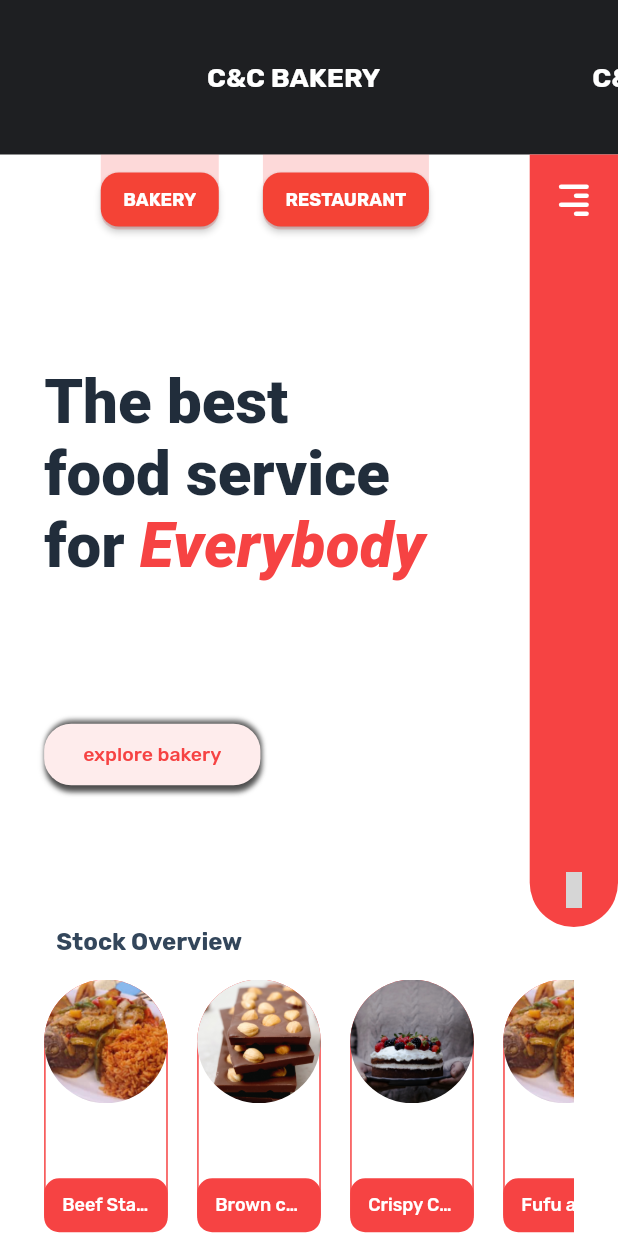
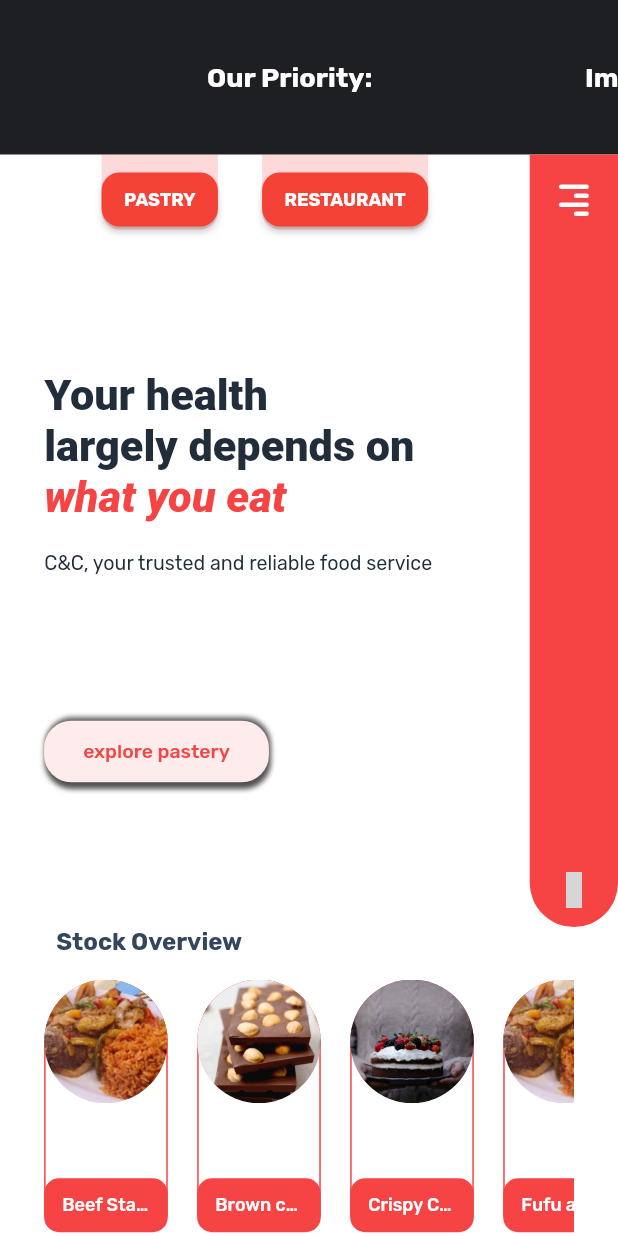
Before and after one commit to kefeh/cbakes, a Flutter app: the screen it shows after launch, on a phone screen of 412 x 824 dp. Run offline on Flutter 3.47's test engine with Material 2 defaults, Android fonts, the phone set to English and light mode, and no system bars; drawn by our look-alikes of marquee; our stand-ins replace auto_route, dartz, flutter_hooks, flutter_riverpod, freezed_annotation, google_fonts and 2 more; grey boxes are pictures that could not be loaded.

```diff
--- a/lib/core/application/notifiers.dart
+++ b/lib/core/application/notifiers.dart
@@ -1,6 +1,5 @@
 import 'package:flutter_riverpod/flutter_riverpod.dart';
 import 'package:freezed_annotation/freezed_annotation.dart';
-
 part 'notifiers.freezed.dart';
 
 @freezed
--- a/lib/core/presentation/widgets/marquee.dart
+++ b/lib/core/presentation/widgets/marquee.dart
@@ -13,7 +13,7 @@ class AppMarquee extends StatelessWidget {
       color: const Color.fromRGBO(30, 31, 34, 1),
       child: Marquee(
         text:
-            "                                    C&C BAKERY                                     C&C RESTAURANT                                    C&C DELIVERIES",
+            "                                    Our Priority:                                     Improved Quality of Service                                  Greater Customer Satisfaction.                                    ",
         style: GoogleFonts.rubik(
           color: Colors.white,
           fontWeight: FontWeight.bold,
--- a/lib/home/presentation/screens/small.dart
+++ b/lib/home/presentation/screens/small.dart
@@ -16,7 +16,7 @@ class SmallHomePage extends ConsumerWidget {
     final size = MediaQuery.of(context).size.width;
     final height = MediaQuery.of(context).size.height;
     final widthFactor = size / 7;
-    final headerSize = size * 0.1;
+    final headerSize = size * 0.07;
 
     final double widthPropotions = size / 10;
     final double heightPropotions = height / 10;
@@ -98,7 +98,7 @@ class HomeSmall extends ConsumerWidget {
                             Row(
                               children: [
                                 DroppingButtonSmall(
-                                  text: "BAKERY",
+                                  text: "PASTRY",
                                   onPressed: () => ref
                                       .read(servedPageProvider.notifier)
                                       .setCheckoutBread(),
@@ -129,14 +129,14 @@ class HomeSmall extends ConsumerWidget {
                                 crossAxisAlignment: CrossAxisAlignment.start,
                                 children: [
                                   Text(
-                                    "The best ",
+                                    "Your health",
                                     style: Theme.of(context)
                                         .textTheme
                                         .headline1!
                                         .copyWith(fontSize: headerSize),
                                   ),
                                   Text(
-                                    "food service",
+                                    "largely depends on",
                                     style: Theme.of(context)
                                         .textTheme
                                         .headline1!
@@ -144,14 +144,14 @@ class HomeSmall extends ConsumerWidget {
                                   ),
                                   RichText(
                                     text: TextSpan(
-                                      text: "for ",
+                                      text: "",
                                       style: Theme.of(context)
                                           .textTheme
                                           .headline1!
                                           .copyWith(fontSize: headerSize),
                                       children: [
                                         TextSpan(
-                                          text: "Everybody",
+                                          text: "what you eat",
                                           style: Theme.of(context)
                                               .textTheme
                                               .headline1!
@@ -165,10 +165,20 @@ class HomeSmall extends ConsumerWidget {
                                       ],
                                     ),
                                   ),
+                                  const SizedBox(
+                                    height: 20,
+                                  ),
+                                  Text(
+                                    "C&C, your trusted and reliable food service",
+                                    style: Theme.of(context)
+                                        .textTheme
+                                        .headline2!
+                                        .copyWith(fontSize: headerSize / 2.2),
+                                  ),
                                 ],
                               ),
                               ButtonMain.activeLight(
-                                text: "explore bakery",
+                                text: "explore pastery",
                                 textSize: 13,
                                 onPressed: () => ref
                                     .read(servedPageProvider.notifier)
--- a/pubspec.yaml
+++ b/pubspec.yaml
@@ -5,7 +5,7 @@ publish_to: 'none' # Remove this line if you wish to publish to pub.dev
 version: 1.0.0+1
 
 environment:
-  sdk: '>=2.12.0 <3.0.0'
+  sdk: '>=2.14.0 <3.0.0'
 
 dependencies:
   auto_route: ^2.3.0
@@ -15,14 +15,14 @@ dependencies:
     sdk: flutter
   flutter_hooks: ^0.18.0
   flutter_riverpod: ^1.0.0-dev.7
-  freezed_annotation: ^0.14.3
+  freezed_annotation:
   google_fonts: ^2.1.0
   hooks_riverpod: ^1.0.0-dev.7
   marquee: ^2.2.0
   material_design_icons_flutter: 5.0.5955-rc.1
 
 dev_dependencies:
-  freezed: ^0.14.5
+  freezed:
   auto_route_generator: ^2.1.0
   build_runner: ^2.1.1
   flutter_lints: ^1.0.0
```
Also changed, not shown: lib/home/presentation/screens/large.dart (+94 -21 lines), assets/images/cake.jpg, assets/images/chocolate.jpg, assets/images/sandwich.jpg, pubspec.lock, 10 other files.
